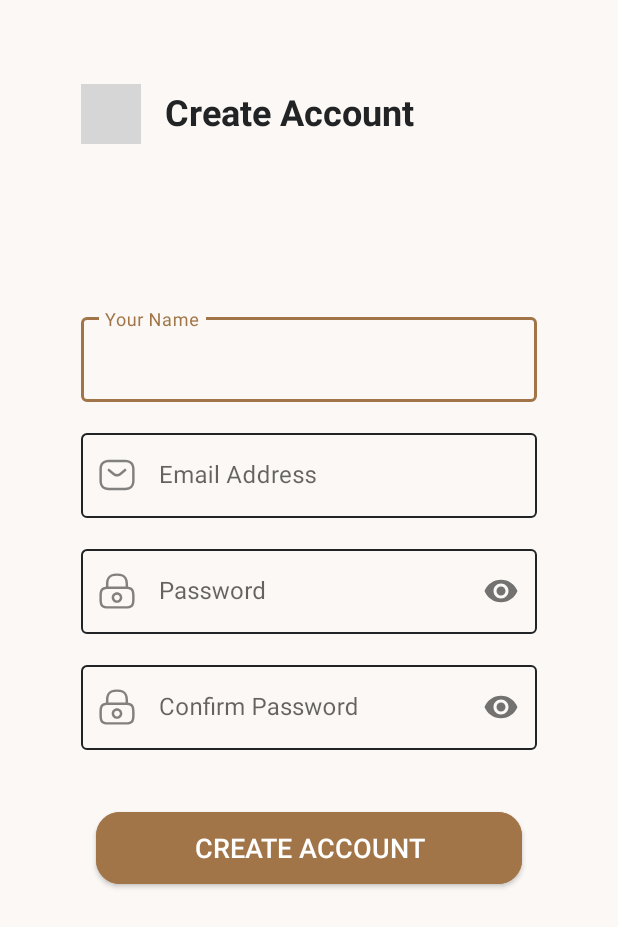
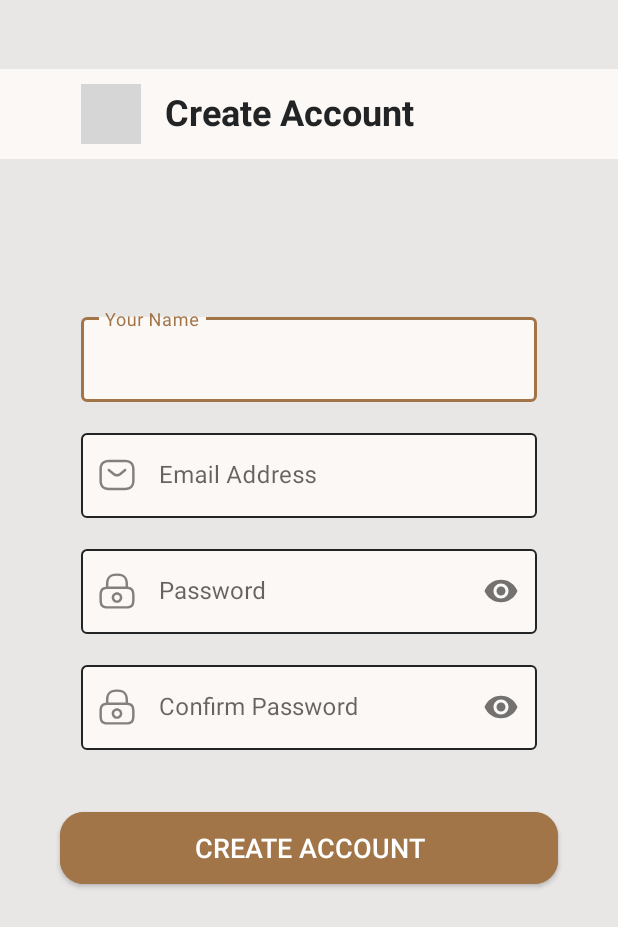
Before and after one commit to Caspium/Perfect_Pour_Team14_Fall_2022, an Android app: the CreateAccountActivity screen opened directly, with no data from a screen before it, on a phone screen of 412 x 824 dp. Shown: the top 927 px of the screen. Run offline under Robolectric (Android 15) with nearby library versions, the light colour scheme and no system bars; our stand-ins replace Firebase (no records; nobody signed in at launch, a user with empty details on screens opened directly); grey boxes are pictures that could not be loaded.

Commit message:
added background and updated layout

```diff
--- a/Zeeshan/app/src/main/res/layout/activity_create_account.xml
+++ b/Zeeshan/app/src/main/res/layout/activity_create_account.xml
@@ -4,19 +4,31 @@
     xmlns:tools="http://schemas.android.com/tools"
     android:layout_width="match_parent"
     android:layout_height="match_parent"
-    android:paddingLeft="24dp"
-    android:paddingRight="24dp"
-    android:paddingTop="56dp"
-    android:paddingBottom="56dp"
     tools:context=".CreateAccountActivity">
 
+    <ImageView
+        android:layout_width="match_parent"
+        android:layout_height="match_parent"
+        android:src="@drawable/coffee_background"
+        android:scaleType="centerCrop"
+        android:alpha="0.5"
+        />
+
     <!--    Back Button-->
+    <View
+        android:layout_width="match_parent"
+        android:layout_height="60dp"
+        android:layout_marginTop="46dp"
+        android:layout_marginBottom="10dp"
+        android:background="@color/primary" />
+
     <ImageButton
         android:id="@+id/back_button"
         android:layout_width="40dp"
         android:layout_height="40dp"
+        android:layout_marginStart="54dp"
+        android:layout_marginTop="56dp"
         android:layout_marginBottom="10dp"
-        android:layout_marginStart="30dp"
         android:backgroundTint="@android:color/transparent"
         android:padding="0dp"
         android:scaleType="fitCenter"
@@ -30,7 +42,7 @@
         android:textColor="@color/onPrimary"
         android:layout_marginBottom="12dp"
         android:layout_marginStart="16dp"
-        android:layout_marginTop="2dp"
+        android:layout_marginTop="58dp"
         android:textStyle="bold"
         android:text="Create Account" />
 
@@ -47,8 +59,8 @@
         android:layout_width="match_parent"
         android:layout_height="wrap_content"
         android:layout_below="@id/header_image"
-        android:layout_marginStart="30dp"
-        android:layout_marginEnd="30dp"
+        android:layout_marginStart="54dp"
+        android:layout_marginEnd="54dp"
         android:layout_marginBottom="15dp"
         android:hint="Your Name"
         style="@style/Theme.ProjectCelia.TextInputLayout"
@@ -69,8 +81,8 @@
         android:layout_width="match_parent"
         android:layout_height="wrap_content"
         android:layout_below="@id/name_textbox_layout"
-        android:layout_marginStart="30dp"
-        android:layout_marginEnd="30dp"
+        android:layout_marginStart="54dp"
+        android:layout_marginEnd="54dp"
         android:layout_marginBottom="15dp"
         android:hint="Email Address"
         app:startIconDrawable="@drawable/ic_email"
@@ -92,8 +104,8 @@
         android:layout_width="match_parent"
         android:layout_height="wrap_content"
         android:layout_below="@id/email_textbox_layout"
-        android:layout_marginStart="30dp"
-        android:layout_marginEnd="30dp"
+        android:layout_marginStart="54dp"
+        android:layout_marginEnd="54dp"
         app:startIconDrawable="@drawable/ic_lock"
         app:passwordToggleEnabled="true"
         android:hint="Password"
@@ -117,8 +129,8 @@
         android:layout_below="@id/password_textbox_layout"
         android:layout_marginTop="15dp"
         android:layout_marginBottom="15dp"
-        android:layout_marginStart="30dp"
-        android:layout_marginEnd="30dp"
+        android:layout_marginStart="54dp"
+        android:layout_marginEnd="54dp"
         app:startIconDrawable="@drawable/ic_lock"
         app:passwordToggleEnabled="true"
         android:hint="Confirm Password"
```
Also changed, not shown: Zeeshan/app/src/main/res/layout/activity_launch.xml (+40 -23 lines), Zeeshan/app/src/main/res/layout/activity_login.xml (+22 -10 lines).
